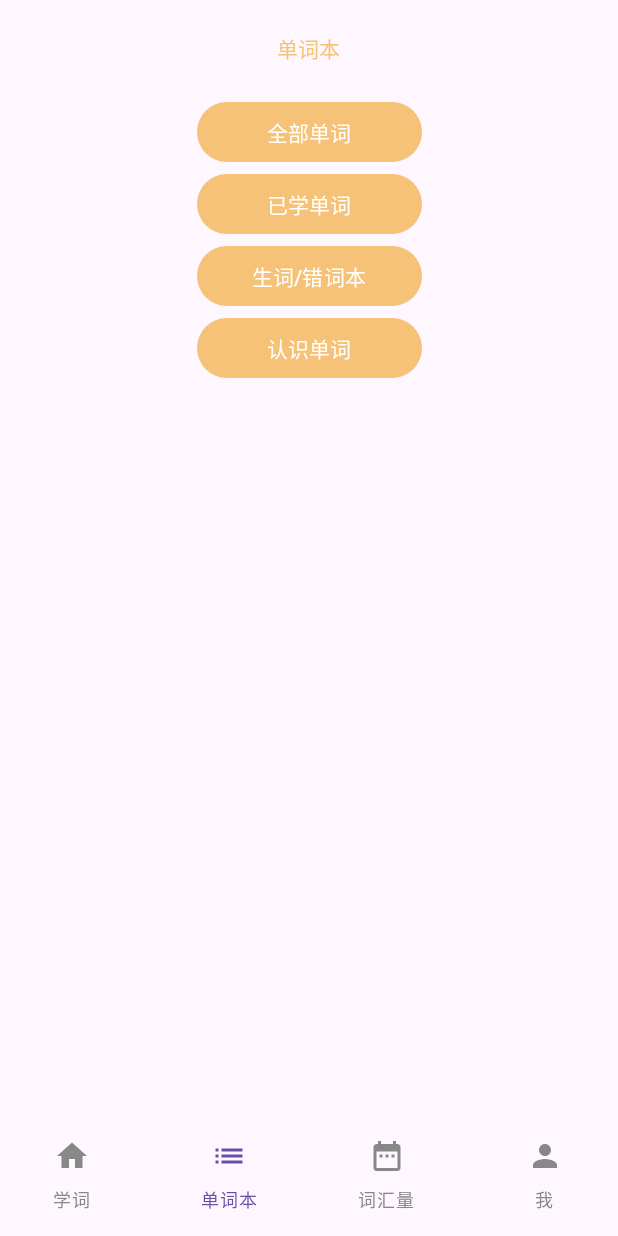
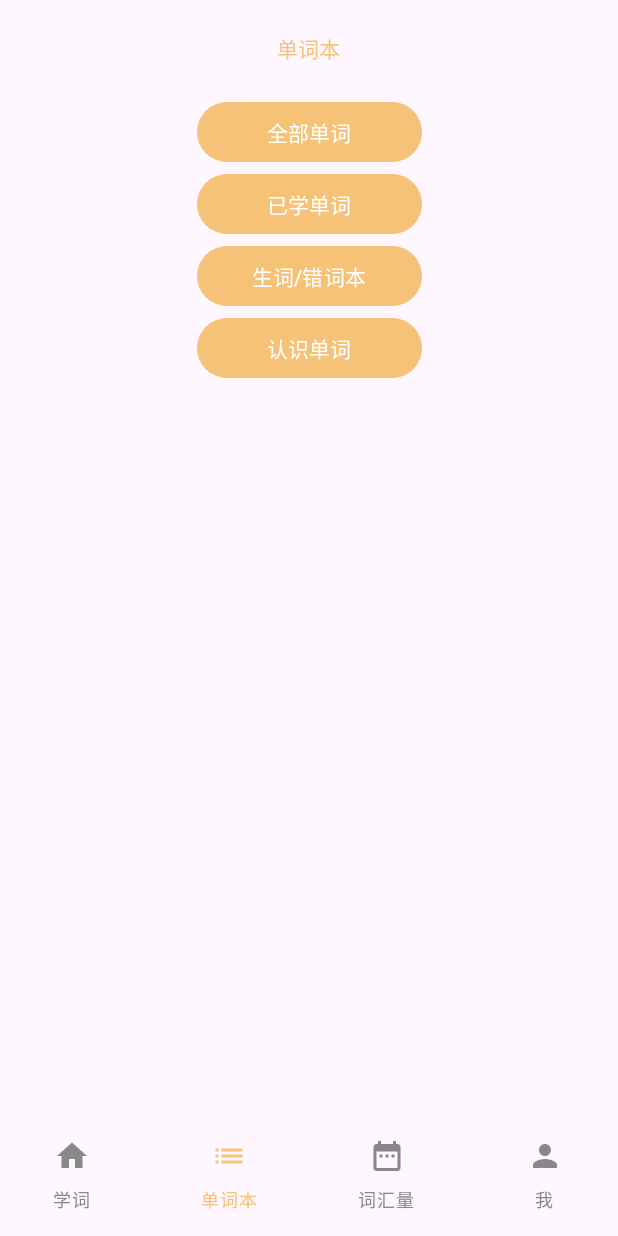
Before and after one commit to zhumeng1582/word, an Android app built with Jetpack Compose: the screen it shows after launch (MainActivity), item 2 of the bottom bar chosen, on a phone screen of 412 x 824 dp. Run offline under Robolectric (Android 15) with nearby library versions, the phone set to English and light mode, and no system bars; our stand-ins replace Room's generated code, livedata-compose; libraries missing offline, so code that uses them is left out: com.blankj.utilcode, com.tencent.mmkv; 10 statements that could not run were skipped.

Commit message:
BUG:代码优化

```diff
--- a/words/app/src/main/java/com/my/words/MainActivity.kt
+++ b/words/app/src/main/java/com/my/words/MainActivity.kt
@@ -5,15 +5,29 @@ import android.os.Bundle
 import androidx.activity.ComponentActivity
 import androidx.activity.compose.setContent
 import androidx.annotation.RequiresApi
+import androidx.compose.foundation.layout.fillMaxSize
+import androidx.compose.material3.MaterialTheme
+import androidx.compose.material3.Surface
+import androidx.compose.ui.Modifier
 import com.my.words.ui.PlayAudio
 import com.my.words.ui.main.AppScaffold
+import com.my.words.ui.theme.WordsTheme
+
 class MainActivity : ComponentActivity() {
     @RequiresApi(Build.VERSION_CODES.R)
     override fun onCreate(savedInstanceState: Bundle?) {
         super.onCreate(savedInstanceState)
         window.setDecorFitsSystemWindows(true)
         setContent {
-            AppScaffold()
+            WordsTheme {
+                Surface(
+                    modifier = Modifier.fillMaxSize(),
+                    color = MaterialTheme.colorScheme.background
+                ) {
+                    AppScaffold()
+                }
+            }
+
         }
     }
 
```
Also changed, not shown: words/app/src/main/java/com/my/words/ui/profile/Setting.kt (+15 -8 lines).
